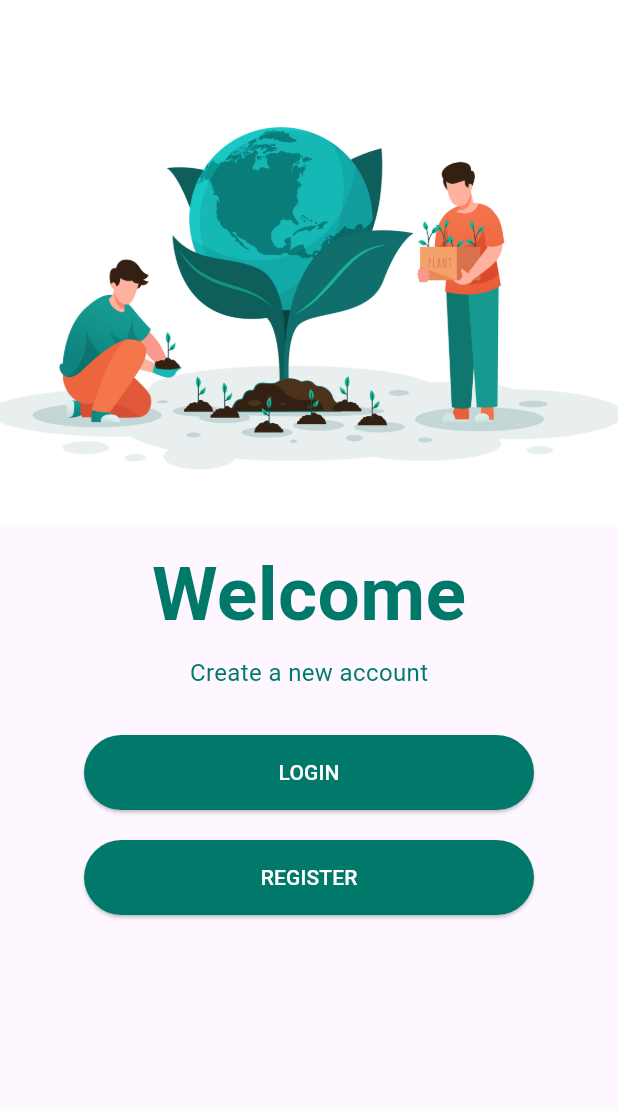
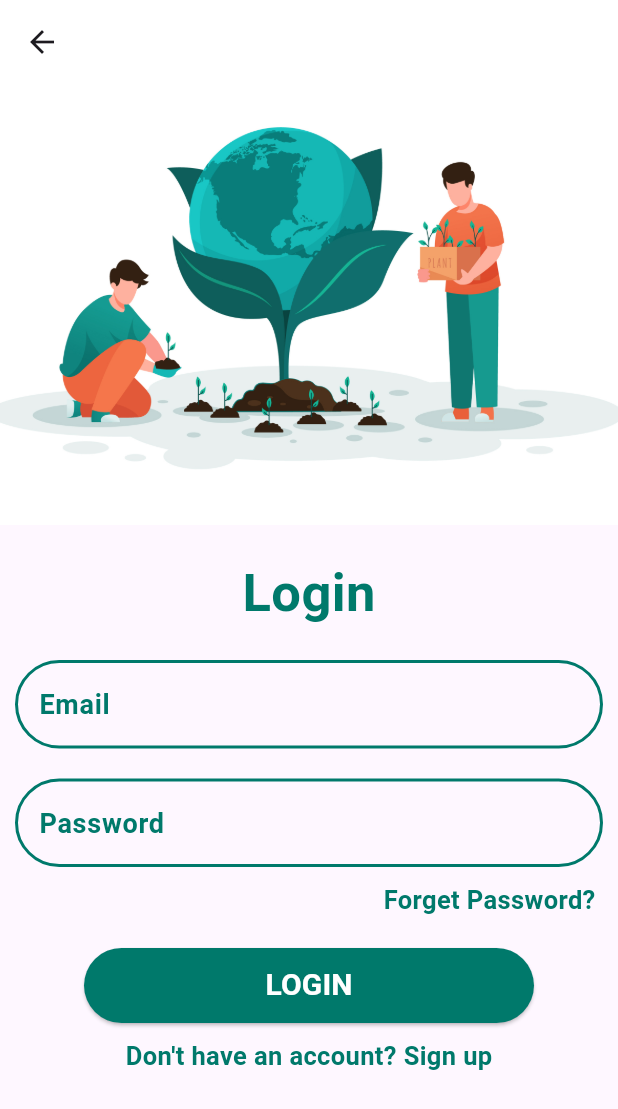
Before and after one commit to Huulinh25/Flutter_UI, a Flutter app: the screen it shows after launch, after a tap on "LOGIN", on a phone screen of 412 x 824 dp. Shown: the top 1109 px of the screen. Run offline on Flutter 3.47's test engine with Material 3 defaults, Android fonts, the light colour scheme and no system bars.

Commit message:
add login page and split folder page

```diff
--- a/lib/main.dart
+++ b/lib/main.dart
@@ -1,4 +1,5 @@
 import 'package:flutter/material.dart';
+import 'pages/welcome_page.dart';
 
 void main() {
   runApp(const MyApp());
@@ -11,87 +12,7 @@
   Widget build(BuildContext context) {
     return const MaterialApp(
       debugShowCheckedModeBanner: false,
-      home: WelcomeScreen(),
+      home: WelcomePage(),
     );
   }
 }
-
-class WelcomeScreen extends StatelessWidget {
-  const WelcomeScreen({super.key});
-
-  @override
-  Widget build(BuildContext context) {
-    return Scaffold(
-      appBar: PreferredSize(
-        preferredSize: const Size.fromHeight(350), // Tăng chiều cao của AppBar
-        child: AppBar(
-          flexibleSpace: const Image(
-            height: 500,
-            image: AssetImage('assets/images/welcome.jpeg'),
-            fit: BoxFit.cover,
-          ),
-          backgroundColor: Colors.transparent,
-        ),
-      ),
-      body: Column(
-        crossAxisAlignment: CrossAxisAlignment.center,
-        children: [
-          const SizedBox(height: 10), // Điều chỉnh khoảng cách giữa ảnh và "Welcome"
-          Center(
-            child: Text(
-              'Welcome',
-              style: TextStyle(
-                fontSize: 50,
-                fontWeight: FontWeight.bold,
-                color: Colors.teal[700],
-              ),
-            ),
-          ),
-          const SizedBox(height: 5),
-          Center(
-            child: Text(
-              'Create a new account',
-              style: TextStyle(
-                fontSize: 16,
-                color: Colors.teal[700],
-              ),
-            ),
-          ),
-          const SizedBox(height: 30),
-          Center(
-            child: ElevatedButton(
-              style: ElevatedButton.styleFrom(
-                backgroundColor: Colors.teal[700],
-                minimumSize: const Size(300, 50),
-                shape: RoundedRectangleBorder(
-                  borderRadius: BorderRadius.circular(50),
-                ),
-              ),
-              onPressed: () {
-                // Handle login button press
-              },
-              child: const Text('LOGIN', style: TextStyle(color: Colors.white)),
-            ),
-          ),
-          const SizedBox(height: 20),
-          Center(
-            child: ElevatedButton(
-              style: ElevatedButton.styleFrom(
-                backgroundColor: Colors.teal[700],
-                minimumSize: const Size(300, 50),
-                shape: RoundedRectangleBorder(
-                  borderRadius: BorderRadius.circular(50),
-                ),
-              ),
-              onPressed: () {
-                // Handle register button press
-              },
-              child:
-                  const Text('REGISTER', style: TextStyle(color: Colors.white)),
-            ),
-          ),
-        ],
-      ),
-    );
-  }
-}
--- /dev/null
+++ b/lib/pages/login_page.dart
@@ -0,0 +1,138 @@
+import 'package:flutter/material.dart';
+import 'widgets/welcome_app_bar.dart';
+
+class LoginPage extends StatelessWidget {
+  const LoginPage({super.key});
+
+  @override
+  Widget build(BuildContext context) {
+    return Scaffold(
+      appBar: const WelcomeAppBar(),
+      body: Column(
+        children: [
+          const SizedBox(height: 20),
+          Center(
+            child: Column(
+              children: [
+                Text(
+                  'Login',
+                  style: TextStyle(
+                    fontSize: 35,
+                    color: Colors.teal[700],
+                    fontWeight: FontWeight.bold,
+                  ),
+                ),
+
+                // Email input
+                Padding(
+                  padding: const EdgeInsets.fromLTRB(10, 20, 10, 15),
+                  child: TextField(
+                    decoration: InputDecoration(
+                      hintText: 'Email',
+                      hintStyle: TextStyle(
+                        color: Colors.teal[700],
+                        fontSize: 18,
+                        fontWeight: FontWeight.bold,
+                      ),
+                      border: OutlineInputBorder(
+                        borderRadius: const BorderRadius.all(Radius.circular(30)),
+                        borderSide: BorderSide(
+                          color: Colors.teal[700]!, // Màu viền mặc định
+                          width: 2,
+                        ),
+                      ),
+                      enabledBorder: OutlineInputBorder(
+                        borderRadius: const BorderRadius.all(Radius.circular(30)),
+                        borderSide: BorderSide(
+                          color: Colors.teal[700]!, // Màu viền mặc định
+                          width: 2,
+                        ),
+                      ),
+                    ),
+                  ),
+                ),
+                // Password input
+                Padding(
+                  padding: const EdgeInsets.fromLTRB(10, 5, 10, 10),
+                  child: TextField(
+                    decoration: InputDecoration(
+                      hintText: 'Password',
+                      hintStyle: TextStyle(
+                        color: Colors.teal[700],
+                        fontSize: 18,
+                        fontWeight: FontWeight.bold,
+                      ),
+                      border: OutlineInputBorder(
+                        borderRadius: const BorderRadius.all(Radius.circular(30)),
+                        borderSide: BorderSide(
+                          color: Colors.teal[700]!, // Màu viền mặc định
+                          width: 2,
+                        ),
+                      ),
+                      enabledBorder: OutlineInputBorder(
+                        borderRadius: const BorderRadius.all(Radius.circular(30)),
+                        borderSide: BorderSide(
+                          color: Colors.teal[700]!, // Màu viền mặc định
+                          width: 2,
+                        ),
+                      ),
+                    ),
+                  ),
+                ),
+                // Forget password
+                Padding(
+                  padding: const EdgeInsets.only(right: 15),
+                  child: Align(
+                    alignment: Alignment.centerRight,
+                    child: Text(
+                      'Forget Password?',
+                      style: TextStyle(
+                        fontWeight: FontWeight.bold,
+                        fontSize: 17,
+                        color: Colors.teal[700]
+                        ),
+                      ),
+                  ),
+                ),
+                //Button Login
+                Padding(
+                  padding: const EdgeInsets.only(top: 20),
+                  child: ElevatedButton(
+                    onPressed: () {},
+                    style: ElevatedButton.styleFrom(
+                      backgroundColor: Colors.teal[700],
+                      minimumSize: const Size(300, 50),
+                      shape: RoundedRectangleBorder(
+                        borderRadius: BorderRadius.circular(50),
+                      ),
+                    ),
+                    child: const Text(
+                      'LOGIN',
+                      style: TextStyle(
+                      color: Colors.white,
+                      fontSize: 20,
+                      fontWeight: FontWeight.bold)
+                    )
+                  ),
+                ),
+                // Don't have account?
+                Padding(
+                  padding: const EdgeInsets.only(top: 10),
+                  child: Text(
+                    "Don't have an account? Sign up",
+                    style: TextStyle(
+                      fontWeight: FontWeight.bold,
+                      color: Colors.teal[700],
+                      fontSize: 17
+                      )
+                  ),
+                )
+              ],
+
+            ),
+          ),
+        ],
+      ),
+    );
+  }
+}
--- /dev/null
+++ b/lib/pages/welcome_page.dart
@@ -0,0 +1,76 @@
+import 'package:flutter/material.dart';
+import 'login_page.dart';
+import 'widgets/welcome_app_bar.dart';
+
+class WelcomePage extends StatelessWidget {
+  const WelcomePage({super.key});
+
+  @override
+  Widget build(BuildContext context) {
+    return Scaffold(
+      appBar: const WelcomeAppBar(),
+      body: Column(
+        crossAxisAlignment: CrossAxisAlignment.center,
+        children: [
+          const SizedBox(height: 10), // Điều chỉnh khoảng cách giữa ảnh và "Welcome"
+          Center(
+            child: Text(
+              'Welcome',
+              style: TextStyle(
+                fontSize: 50,
+                fontWeight: FontWeight.bold,
+                color: Colors.teal[700],
+              ),
+            ),
+          ),
+          const SizedBox(height: 5),
+          Center(
+            child: Text(
+              'Create a new account',
+              style: TextStyle(
+                fontSize: 16,
+                color: Colors.teal[700],
+                fontWeight: FontWeight.bold,
+              ),
+            ),
+          ),
+          const SizedBox(height: 30),
+          Center(
+            child: ElevatedButton(
+              style: ElevatedButton.styleFrom(
+                backgroundColor: Colors.teal[700],
+                minimumSize: const Size(300, 50),
+                shape: RoundedRectangleBorder(
+                  borderRadius: BorderRadius.circular(50),
+                ),
+              ),
+              onPressed: () {
+                Navigator.push(
+                  context,
+                  MaterialPageRoute(builder: (context) => const LoginPage()),
+                );
+              },
+              child: const Text('LOGIN', style: TextStyle(color: Colors.white)),
+            ),
+          ),
+          const SizedBox(height: 20),
+          Center(
+            child: ElevatedButton(
+              style: ElevatedButton.styleFrom(
+                backgroundColor: Colors.teal[700],
+                minimumSize: const Size(300, 50),
+                shape: RoundedRectangleBorder(
+                  borderRadius: BorderRadius.circular(50),
+                ),
+              ),
+              onPressed: () {
+                // Handle register button press
+              },
+              child: const Text('REGISTER', style: TextStyle(color: Colors.white)),
+            ),
+          ),
+        ],
+      ),
+    );
+  }
+}
--- /dev/null
+++ b/lib/pages/widgets/welcome_app_bar.dart
@@ -0,0 +1,20 @@
+import 'package:flutter/material.dart';
+
+class WelcomeAppBar extends StatelessWidget implements PreferredSizeWidget {
+  const WelcomeAppBar({super.key});
+
+  @override
+  Size get preferredSize => const Size.fromHeight(350);
+
+  @override
+  Widget build(BuildContext context) {
+    return AppBar(
+      flexibleSpace: const Image(
+        height: 500,
+        image: AssetImage('assets/images/welcome.jpeg'),
+        fit: BoxFit.cover,
+      ),
+      backgroundColor: Colors.transparent,
+    );
+  }
+}
```
